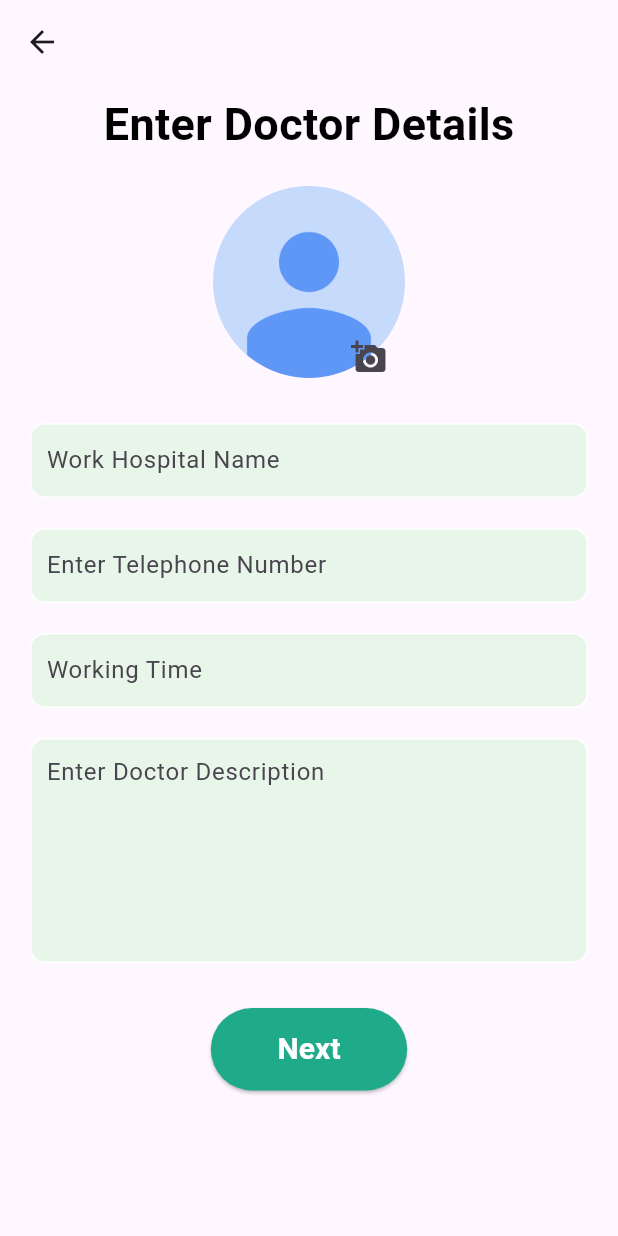
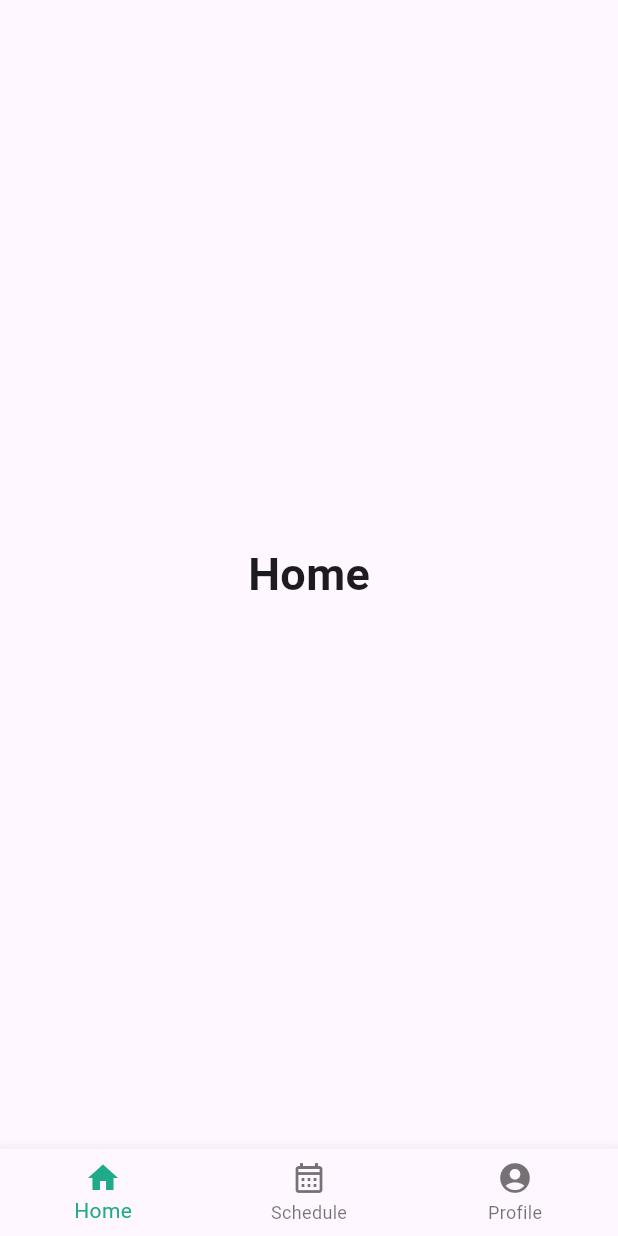
Before and after one commit to jdtdjayasingha/Babycare-University-Assignment, a Flutter app: the screen it shows after launch, after a tap on "Enter Doctor Details", on a phone screen of 412 x 824 dp. Run offline on Flutter 3.47's test engine with Material 3 defaults, Android fonts, the light colour scheme and no system bars; our stand-ins replace cloud_firestore, firebase_core, firebase_storage, image_picker; accounts and stored records are empty.

Commit message:
Created the Doctor Dashboard Bottom Navigation Bar

```diff
--- /dev/null
+++ b/lib/screen/doctor_dashboard.dart
@@ -0,0 +1,62 @@
+import 'package:flutter/material.dart';
+
+class DoctorDashboard extends StatefulWidget {
+  const DoctorDashboard({super.key});
+
+  @override
+  State<DoctorDashboard> createState() => _DoctorDashboardState();
+}
+
+class _DoctorDashboardState extends State<DoctorDashboard> {
+  int _selectedIndex = 0;
+  static const TextStyle optionStyle =
+      TextStyle(fontSize: 30, fontWeight: FontWeight.bold);
+  static const List<Widget> _widgetOptions = <Widget>[
+    Text(
+      'Home',
+      style: optionStyle,
+    ),
+    Text(
+      'Schedule',
+      style: optionStyle,
+    ),
+    Text(
+      'Profile',
+      style: optionStyle,
+    ),
+  ];
+
+  void _onItemTapped(int index) {
+    setState(() {
+      _selectedIndex = index;
+    });
+  }
+
+  @override
+  Widget build(BuildContext context) {
+    return Scaffold(
+      body: Center(
+        child: _widgetOptions.elementAt(_selectedIndex),
+      ),
+      bottomNavigationBar: BottomNavigationBar(
+        items: const <BottomNavigationBarItem>[
+          BottomNavigationBarItem(
+            icon: Icon(Icons.home),
+            label: 'Home',
+          ),
+          BottomNavigationBarItem(
+            icon: Icon(Icons.calendar_month_outlined),
+            label: 'Schedule',
+          ),
+          BottomNavigationBarItem(
+            icon: Icon(Icons.account_circle_rounded),
+            label: 'Profile',
+          ),
+        ],
+        currentIndex: _selectedIndex,
+        selectedItemColor: Color.fromARGB(255, 31, 171, 137),
+        onTap: _onItemTapped,
+      ),
+    );
+  }
+}
--- a/lib/screen/test.dart
+++ b/lib/screen/test.dart
@@ -1,5 +1,4 @@
-
-import 'package:babycare/screen/enter_doctor_details.dart';
+import 'package:babycare/screen/doctor_dashboard.dart';
 import 'package:flutter/material.dart';
 
 class Test extends StatelessWidget {
@@ -19,7 +18,7 @@ class Test extends StatelessWidget {
                   Navigator.push(
                     context,
                     MaterialPageRoute(
-                      builder: (context) => EnterDoctorDetails(),
+                      builder: (context) => DoctorDashboard(),
                     ),
                   );
                 },
```
